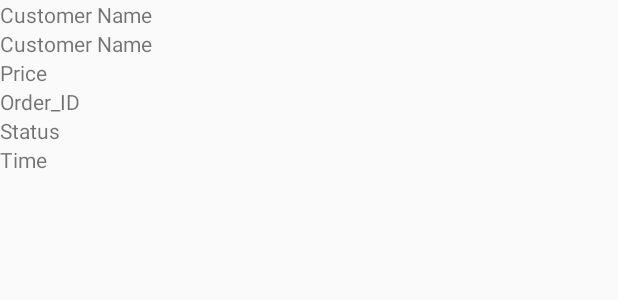
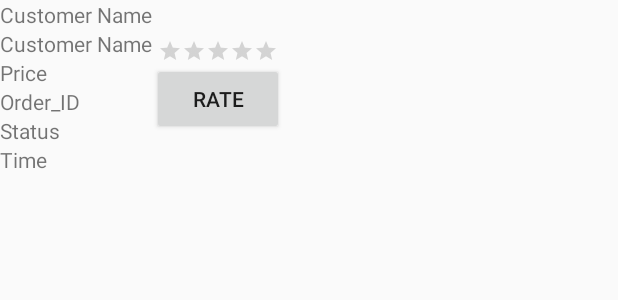
Before and after one commit to aditya-2407/Canteen_App_Project, an Android app: the layout os_view.xml on its own in the app's theme, with its tools: preview values and no code run, on a phone screen of 412 x 824 dp. Shown: the top 300 px of the screen. Run offline under Robolectric (Android 15) with nearby library versions, the phone set to English and light mode, and no system bars.

Commit message:
Rating Added.

```diff
--- a/app/src/main/java/com/example/canteenapplication/DataBases/Product.java
+++ b/app/src/main/java/com/example/canteenapplication/DataBases/Product.java
@@ -1,6 +1,8 @@
 package com.example.canteenapplication.DataBases;
 
 import android.widget.EditText;
+
+import java.util.ArrayList;
 
 public class Product {
 
@@ -9,6 +11,8 @@ public class Product {
 
     EditText prod_quantity_fld;
     EditText prod_price_fld;
+
+    ArrayList<Integer> ratings = new ArrayList<>();
 
     public Product(String id, String product_Name, String product_Price, String product_Quantity, String product_Type) {
         Id = id;
--- a/app/src/main/java/com/example/canteenapplication/OS_Dbase.java
+++ b/app/src/main/java/com/example/canteenapplication/OS_Dbase.java
@@ -7,6 +7,7 @@ public class OS_Dbase {
     public String Status;
     public String Product_Name;
     public String Time;
+    public String ProductID;
 
     public OS_Dbase(String Name, String Qty, String OrderID, String Status) {
         this.Name = Name;
@@ -15,12 +16,13 @@ public class OS_Dbase {
         this.Status = Status;
     }
 
-    public OS_Dbase(String Name, String Qty, String OrderID, String Status, String Product_Name, String Time) {
+    public OS_Dbase(String Name, String Qty, String OrderID, String Status, String Product_Name, String Time, String ProductID) {
         this.Name = Name;
         this.Qty = Qty;
         this.OrderID = OrderID;
         this.Status = Status;
         this.Product_Name = Product_Name;
         this.Time = Time;
+        this.ProductID = ProductID;
     }
 }
--- a/app/src/main/java/com/example/canteenapplication/OrderStatus.java
+++ b/app/src/main/java/com/example/canteenapplication/OrderStatus.java
@@ -85,7 +85,7 @@ public class OrderStatus extends AppCompatActivity {
                                                             st = "Order Prepared";
                                                         }
                                                         System.out.println(Cust_Name + " " + TotalPrice + " " + st + " " + OrderID + " " + ProductName + " " + Time);
-                                                        Orders.add(new OS_Dbase(Cust_Name, Quantity, st, OrderID, ProductName, Time));
+                                                        Orders.add(new OS_Dbase(Cust_Name, Quantity, st, OrderID, ProductName, Time, ProductID));
                                                     }
                                                 }
                                                 recyclerView = findViewById(R.id.order_recycler_view);
--- a/app/src/main/java/com/example/canteenapplication/Vendor/Add_Product.java
+++ b/app/src/main/java/com/example/canteenapplication/Vendor/Add_Product.java
@@ -15,6 +15,7 @@ import android.widget.Toast;
 
 import com.example.canteenapplication.DataBases.Product;
 import com.example.canteenapplication.R;
+import com.example.canteenapplication.Rating;
 import com.example.canteenapplication.Reg_Login.MainActivity;
 import com.example.canteenapplication.databinding.ActivityMainBinding;
 import com.google.android.gms.tasks.OnFailureListener;
@@ -63,6 +64,8 @@ public class Add_Product extends AppCompatActivity {
 
 
         ProductRef = FirebaseDatabase.getInstance().getReference("Products");
+
+        DatabaseReference ratings = FirebaseDatabase.getInstance().getReference("Ratings");
 
 
         product_name = findViewById(R.id.product_name);
@@ -156,6 +159,9 @@ public class Add_Product extends AppCompatActivity {
 
             ProductRef.child(id).setValue(new Product(id, Product_Name, Product_Price, Product_Quantity, Product_Type));
 
+//            ratings.child(id).setValue(new Rating(id));
+
+
             progressDialog = new ProgressDialog(this);
             progressDialog.setTitle("Uploading File....");
             progressDialog.show();
--- a/app/src/main/res/layout/os_view.xml
+++ b/app/src/main/res/layout/os_view.xml
@@ -1,7 +1,9 @@
 <?xml version="1.0" encoding="utf-8"?>
 <LinearLayout xmlns:android="http://schemas.android.com/apk/res/android"
     android:layout_width="match_parent"
-    android:layout_height="wrap_content">
+    android:layout_height="wrap_content"
+    xmlns:tools="http://schemas.android.com/tools"
+    android:orientation="horizontal">
 
     <LinearLayout
         android:layout_width="wrap_content"
@@ -47,19 +49,44 @@
     <LinearLayout
         android:layout_width="wrap_content"
         android:layout_height="wrap_content"
-        android:orientation="vertical">
+        android:orientation="vertical"
+        android:gravity="center"
+        android:layout_gravity="center"
+        >
 
-        <LinearLayout
-            android:layout_width="match_parent"
+<!--        <LinearLayout-->
+<!--            android:layout_width="match_parent"-->
+<!--            android:layout_height="wrap_content"-->
+<!--            android:orientation="horizontal">-->
+<!--        </LinearLayout>-->
+
+<!--        <LinearLayout-->
+<!--            android:layout_width="match_parent"-->
+<!--            android:layout_height="match_parent"-->
+<!--            android:orientation="horizontal">-->
+<!--        </LinearLayout>-->
+<!--        <style name="customRatingBar"-->
+<!--            parent="android:style/Widget.Material.RatingBar.Small">-->
+<!--            ... // Additional customizations-->
+<!--        </style>-->
+
+
+        <RatingBar
+            android:id="@+id/ratingBar"
+            android:layout_width="wrap_content"
             android:layout_height="wrap_content"
-            android:orientation="horizontal">
-        </LinearLayout>
+            android:numStars="5"
+            android:isIndicator="false"
+            style="?android:attr/ratingBarStyleSmall"
+            android:stepSize="0.1"
+            />
 
-        <LinearLayout
-            android:layout_width="match_parent"
-            android:layout_height="match_parent"
-            android:orientation="horizontal">
-        </LinearLayout>
+        <Button
+            android:id="@+id/btn_rate"
+            android:layout_width="wrap_content"
+            android:layout_height="wrap_content"
+            android:text="Rate"
+            />
 
     </LinearLayout>
 
```
Also changed, not shown: app/src/main/java/com/example/canteenapplication/Adapter/Adapter_menu.java (+74 -8 lines), app/src/main/java/com/example/canteenapplication/Adapter_OS.java (+40 -0 lines), app/src/main/java/com/example/canteenapplication/Rating.java (added, +16 -0 lines).
